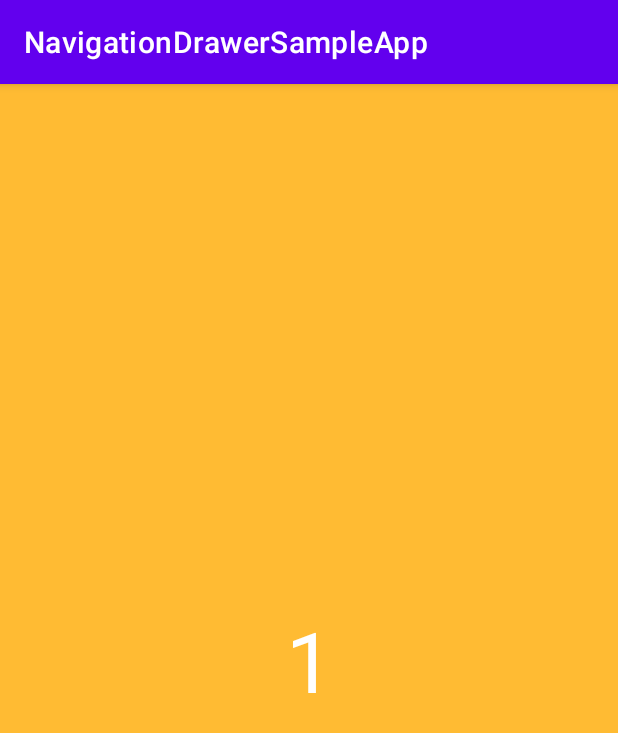
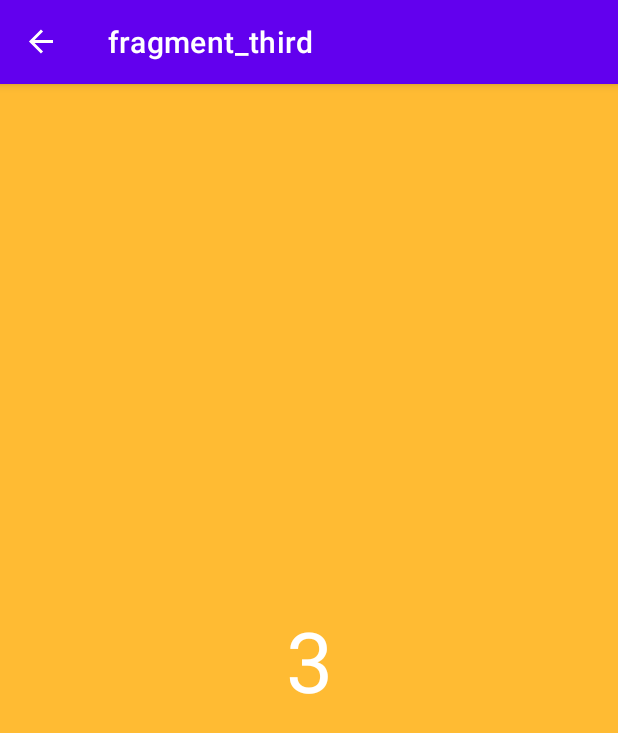
Before and after one commit to nehabalajiMM/NavigationDrawerSampleApp, an Android app: the ThirdFragment screen opened through its navigation route, on a phone screen of 412 x 824 dp. Shown: the top 733 px of the screen. Run offline under Robolectric (Android 15) with nearby library versions, the phone set to English and light mode, and no system bars; our stand-ins replace navigation-ui.

Commit message:
setup navigation drawer

```diff
--- a/app/src/main/java/com/example/navigationdrawersampleapp/FirstFragment.kt
+++ b/app/src/main/java/com/example/navigationdrawersampleapp/FirstFragment.kt
@@ -12,7 +12,7 @@ import com.example.navigationdrawersampleapp.databinding.FragmentFirstBinding
 class FirstFragment : Fragment() {
 
     private var binding: FragmentFirstBinding ? = null
-    val args: FirstFragmentArgs by navArgs()
+    private val args: FirstFragmentArgs by navArgs()
 
     override fun onCreateView(
         inflater: LayoutInflater,
--- a/app/src/main/java/com/example/navigationdrawersampleapp/MainActivity.kt
+++ b/app/src/main/java/com/example/navigationdrawersampleapp/MainActivity.kt
@@ -2,15 +2,33 @@ package com.example.navigationdrawersampleapp
 
 import android.os.Bundle
 import androidx.appcompat.app.AppCompatActivity
+import androidx.navigation.NavController
+import androidx.navigation.findNavController
+import androidx.navigation.ui.AppBarConfiguration
+import androidx.navigation.ui.navigateUp
+import androidx.navigation.ui.setupActionBarWithNavController
+import androidx.navigation.ui.setupWithNavController
 import com.example.navigationdrawersampleapp.databinding.ActivityMainBinding
 
 class MainActivity : AppCompatActivity() {
 
     private lateinit var binding: ActivityMainBinding
+    private lateinit var navController: NavController
+    private lateinit var appBarConfiguration: AppBarConfiguration
 
     override fun onCreate(savedInstanceState: Bundle?) {
         super.onCreate(savedInstanceState)
         binding = ActivityMainBinding.inflate(layoutInflater)
         setContentView(binding.root)
+
+        navController = findNavController(R.id.fragment_nav_host)
+        binding.nvSampleNavDrawer.setupWithNavController(navController)
+        appBarConfiguration = AppBarConfiguration(navController.graph, binding.dlMainDrawerLayout)
+        setupActionBarWithNavController(navController, appBarConfiguration)
+    }
+
+    override fun onSupportNavigateUp(): Boolean {
+        val navController = findNavController(R.id.fragment_nav_host)
+        return navController.navigateUp(appBarConfiguration) || super.onSupportNavigateUp()
     }
 }
--- a/app/src/main/java/com/example/navigationdrawersampleapp/ThirdFragment.kt
+++ b/app/src/main/java/com/example/navigationdrawersampleapp/ThirdFragment.kt
@@ -25,7 +25,7 @@ class ThirdFragment : Fragment() {
         super.onViewCreated(view, savedInstanceState)
         binding = FragmentThirdBinding.bind(view)
         binding?.tvThree?.setOnClickListener {
-            val action = ThirdFragmentDirections.actionThirdFragmentToFirstFragment(5)
+            val action = ThirdFragmentDirections.actionThirdFragmentToFirstFragment(4)
             Navigation.findNavController(view).navigate(action)
         }
     }
--- a/app/src/main/res/layout/activity_main.xml
+++ b/app/src/main/res/layout/activity_main.xml
@@ -1,13 +1,15 @@
 <?xml version="1.0" encoding="utf-8"?>
-<androidx.constraintlayout.widget.ConstraintLayout xmlns:android="http://schemas.android.com/apk/res/android"
+<androidx.drawerlayout.widget.DrawerLayout
+    xmlns:android="http://schemas.android.com/apk/res/android"
     xmlns:app="http://schemas.android.com/apk/res-auto"
     xmlns:tools="http://schemas.android.com/tools"
+    android:id="@+id/dl_main_drawer_layout"
     android:layout_width="match_parent"
     android:layout_height="match_parent"
     tools:context=".MainActivity">
 
-    <androidx.fragment.app.FragmentContainerView
-        android:id="@+id/fragmentContainerView"
+    <fragment
+        android:id="@+id/fragment_nav_host"
         android:name="androidx.navigation.fragment.NavHostFragment"
         android:layout_width="match_parent"
         android:layout_height="match_parent"
@@ -18,4 +20,11 @@
         app:layout_constraintTop_toTopOf="parent"
         app:navGraph="@navigation/my_nav" />
 
-</androidx.constraintlayout.widget.ConstraintLayout>
+    <com.google.android.material.navigation.NavigationView
+        android:id="@+id/nv_sample_nav_drawer"
+        android:layout_width="wrap_content"
+        android:layout_height="match_parent"
+        android:layout_gravity="start"
+        app:menu="@menu/drawer_menu"/>
+
+</androidx.drawerlayout.widget.DrawerLayout>
--- a/app/src/main/res/layout/fragment_third.xml
+++ b/app/src/main/res/layout/fragment_third.xml
@@ -11,7 +11,7 @@
         android:id="@+id/tv_three"
         android:layout_width="wrap_content"
         android:layout_height="wrap_content"
-        android:text="@string/_1"
+        android:text="@string/_3"
         android:textColor="@color/white"
         android:textSize="56sp"
         app:layout_constraintBottom_toBottomOf="parent"
--- /dev/null
+++ b/app/src/main/res/menu/drawer_menu.xml
@@ -0,0 +1,16 @@
+<?xml version="1.0" encoding="utf-8"?>
+<menu xmlns:app="http://schemas.android.com/apk/res-auto"
+    xmlns:android="http://schemas.android.com/apk/res/android">
+
+    <group android:checkableBehavior="single">
+        <item
+            android:id="@+id/firstFragment"
+            android:title="First Fragment" />
+        <item
+            android:id="@+id/secondFragment"
+            android:title="Second Fragment" />
+        <item
+            android:id="@+id/thirdFragment"
+            android:title="Third Fragment" />
+    </group>
+</menu>
--- a/app/src/main/res/values/strings.xml
+++ b/app/src/main/res/values/strings.xml
@@ -4,4 +4,5 @@
     <string name="hello_blank_fragment">Hello blank fragment</string>
     <string name="_1">1</string>
     <string name="_2">2</string>
+    <string name="_3">3</string>
 </resources>
```
